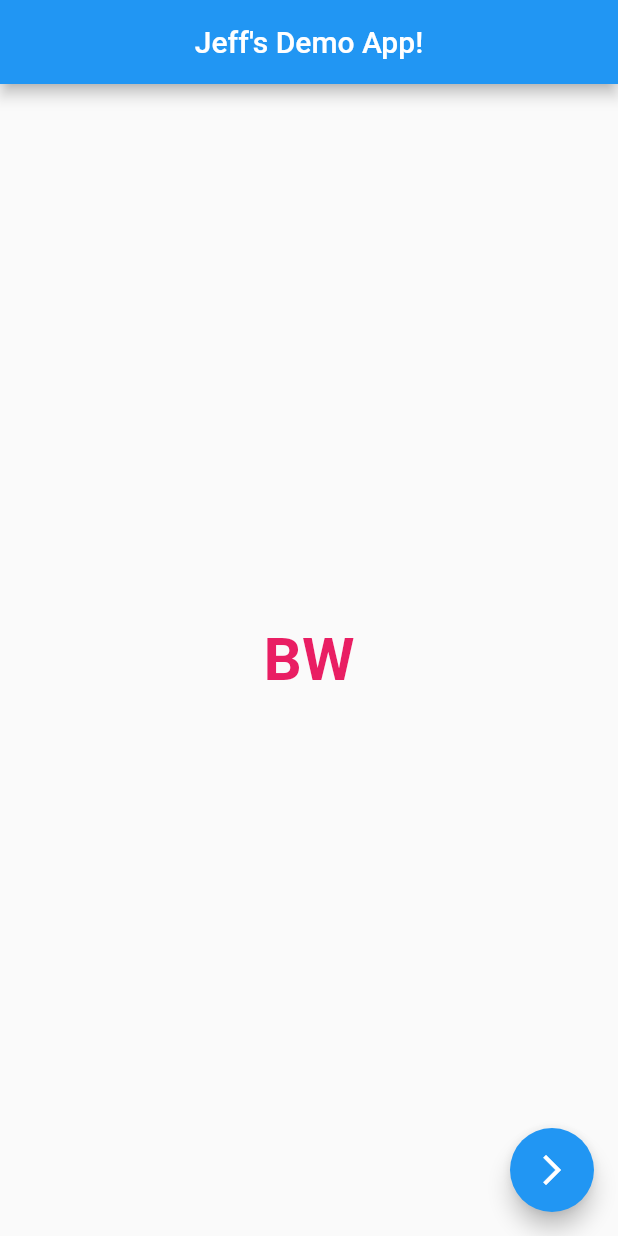
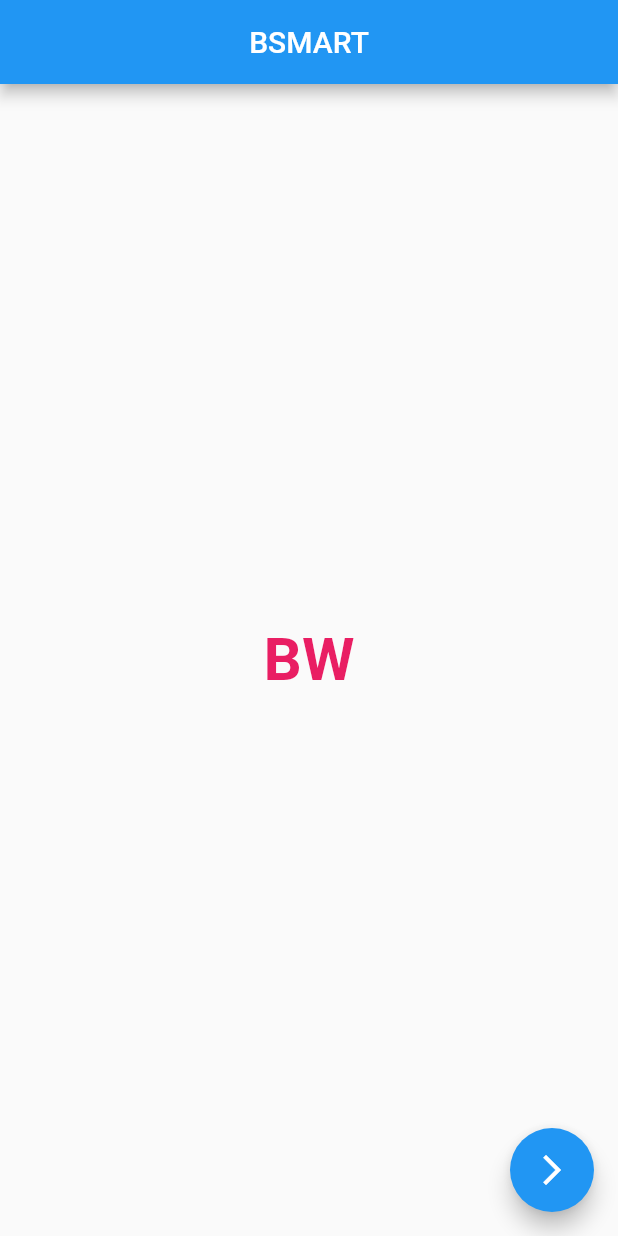
Before and after one commit to jeffsdbw/bsmart2021, a Flutter app: the screen it shows after launch, on a phone screen of 412 x 824 dp. Run offline on Flutter 3.47's test engine with Material 2 defaults, Android fonts, the phone set to English and light mode, and no system bars.

Commit message:
login 0001

```diff
--- a/lib/main.dart
+++ b/lib/main.dart
@@ -12,7 +12,7 @@ class MyApp extends StatelessWidget {
   Widget build(BuildContext context) {
     return MaterialApp(
       debugShowCheckedModeBanner: false,
-      title: 'Flutter Demo',
+      title: 'BSMART',
       theme: ThemeData(
         // This is the theme of your application.
         //
@@ -25,7 +25,7 @@ class MyApp extends StatelessWidget {
         // is not restarted.
         primarySwatch: Colors.blue,
       ),
-      home: MyHomePage(title: "Jeff's Demo App!"),
+      home: MyHomePage(title: "BSMART"),
     );
   }
 }
--- a/pubspec.yaml
+++ b/pubspec.yaml
@@ -28,6 +28,8 @@ dependencies:
   # The following adds the Cupertino Icons font to your application.
   # Use with the CupertinoIcons class for iOS style icons.
   cupertino_icons: ^1.0.2
+  font_awesome_flutter: ^8.10.0
+  google_fonts: ^1.1.1
 
 dev_dependencies:
   flutter_test:
```
Also changed, not shown: pubspec.lock, 8 other files.
